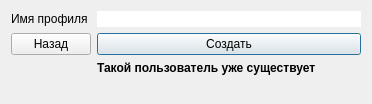
mikhailKhmel/database_viewer, file newprofile.ui: the form before one commit.
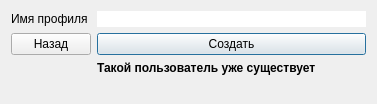
The form after the commit.

```diff
--- a/newprofile.ui
+++ b/newprofile.ui
@@ -9,10 +9,16 @@
    <rect>
     <x>0</x>
     <y>0</y>
-    <width>372</width>
+    <width>377</width>
     <height>104</height>
    </rect>
   </property>
+  <property name="sizePolicy">
+   <sizepolicy hsizetype="Fixed" vsizetype="Fixed">
+    <horstretch>0</horstretch>
+    <verstretch>0</verstretch>
+   </sizepolicy>
+  </property>
   <property name="windowTitle">
    <string>Создать новый профиль</string>
   </property>
```
